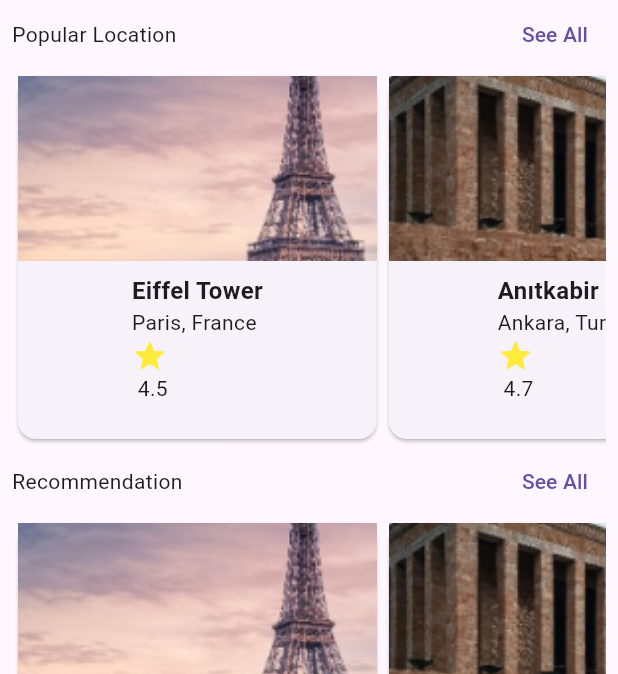
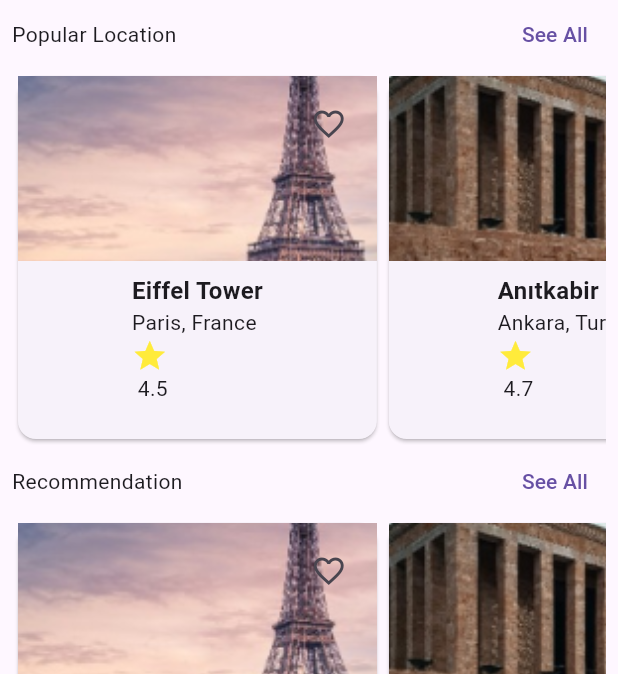
Before and after one commit to progressiveOverload/ai_appjam, a Flutter app: the FirstMainPage screen opened directly, on a phone screen of 412 x 824 dp. Shown: the part 281-955 px from the top of the screen. Run offline on Flutter 3.47's test engine with Material 3 defaults, Android fonts, the phone set to English and light mode, and no system bars; drawn by our look-alikes of floating_bottom_navigation_bar; our stand-ins replace firebase_auth, firebase_core, flutter_dotenv, flutter_markdown, get, google_generative_ai and 1 more; accounts and stored records are empty.

Commit message:
last things

```diff
--- a/lib/screens/favorites.dart
+++ b/lib/screens/favorites.dart
@@ -69,7 +69,7 @@ class FavoritePage extends StatelessWidget {
           ],
         ),
       ),
-    );
+        body: const Center(child: Text("Coming soon!")));
   }
 }
 
--- a/lib/screens/first_main_page.dart
+++ b/lib/screens/first_main_page.dart
@@ -14,6 +14,7 @@ class FirstMainPage extends StatefulWidget {
 }
 
 class _FirstMainPageState extends State<FirstMainPage> {
+  bool isFavorite = false;
   final places = [
     {
       'image': 'assets/paris.png',
@@ -177,7 +178,7 @@ class _FirstMainPageState extends State<FirstMainPage> {
                         child: Column(
                           children: <Widget>[
                             Stack(
-                              alignment: Alignment.center,
+                              alignment: Alignment.topRight,
                               children: <Widget>[
                                 Container(
                                   height: MediaQuery.of(context).size.height *
@@ -188,10 +189,19 @@ class _FirstMainPageState extends State<FirstMainPage> {
                                       fit: BoxFit.cover,
                                     ),
                                   ),
-                                  // child: const Padding(
-                                  //   padding: EdgeInsets.all(8.0),
-                                  //   child: Icon(Icons.favorite_border),
-                                  // ),
+                                ),
+                                Padding(
+                                  padding: const EdgeInsets.all(8.0),
+                                  child: IconButton(
+                                    icon: Icon(isFavorite
+                                        ? Icons.favorite
+                                        : Icons.favorite_border),
+                                    onPressed: () {
+                                      setState(() {
+                                        isFavorite = !isFavorite;
+                                      });
+                                    },
+                                  ),
                                 ),
                               ],
                             ),
@@ -253,7 +263,7 @@ class _FirstMainPageState extends State<FirstMainPage> {
                         child: Column(
                           children: <Widget>[
                             Stack(
-                              alignment: Alignment.center,
+                              alignment: Alignment.topRight,
                               children: <Widget>[
                                 Container(
                                   height: MediaQuery.of(context).size.height *
@@ -264,10 +274,15 @@ class _FirstMainPageState extends State<FirstMainPage> {
                                       fit: BoxFit.cover,
                                     ),
                                   ),
-                                  // child: const Padding(
-                                  //   padding: EdgeInsets.all(8.0),
-                                  //   child: Icon(Icons.favorite_border),
-                                  // ),
+                                ),
+                                Padding(
+                                  padding: const EdgeInsets.all(8.0),
+                                  child: IconButton(
+                                    icon: const Icon(Icons.favorite_border),
+                                    onPressed: () {
+                                      // Add your functionality here
+                                    },
+                                  ),
                                 ),
                               ],
                             ),
```
Also changed, not shown: lib/screens/about_us.dart (+21 -46 lines).
